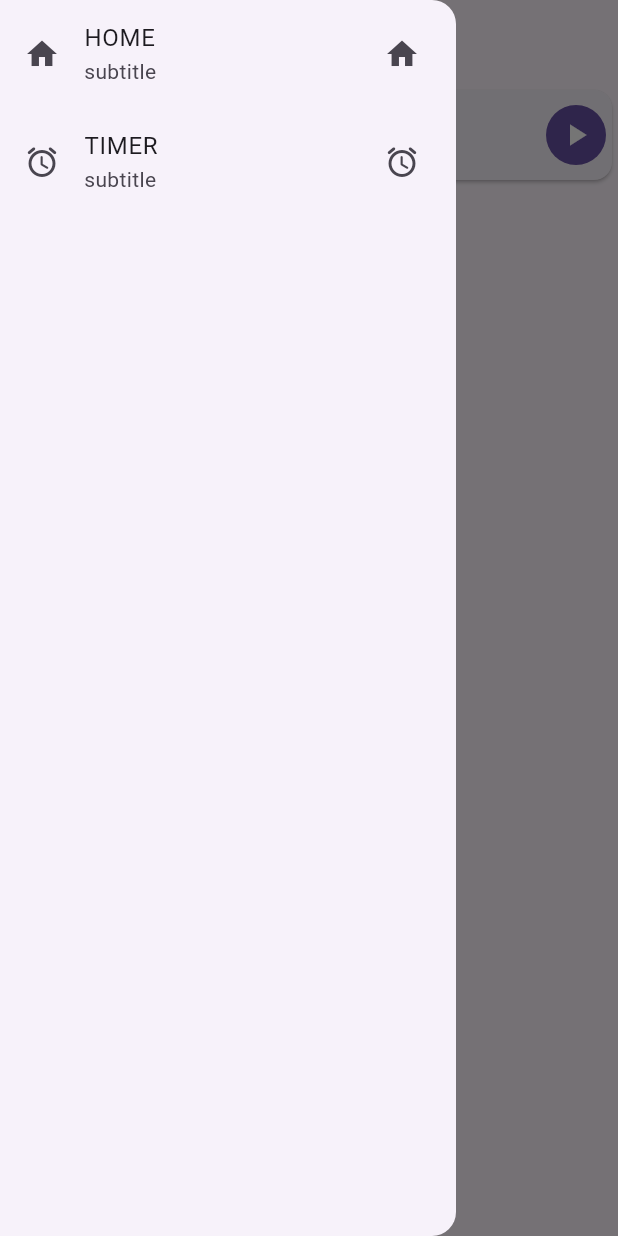
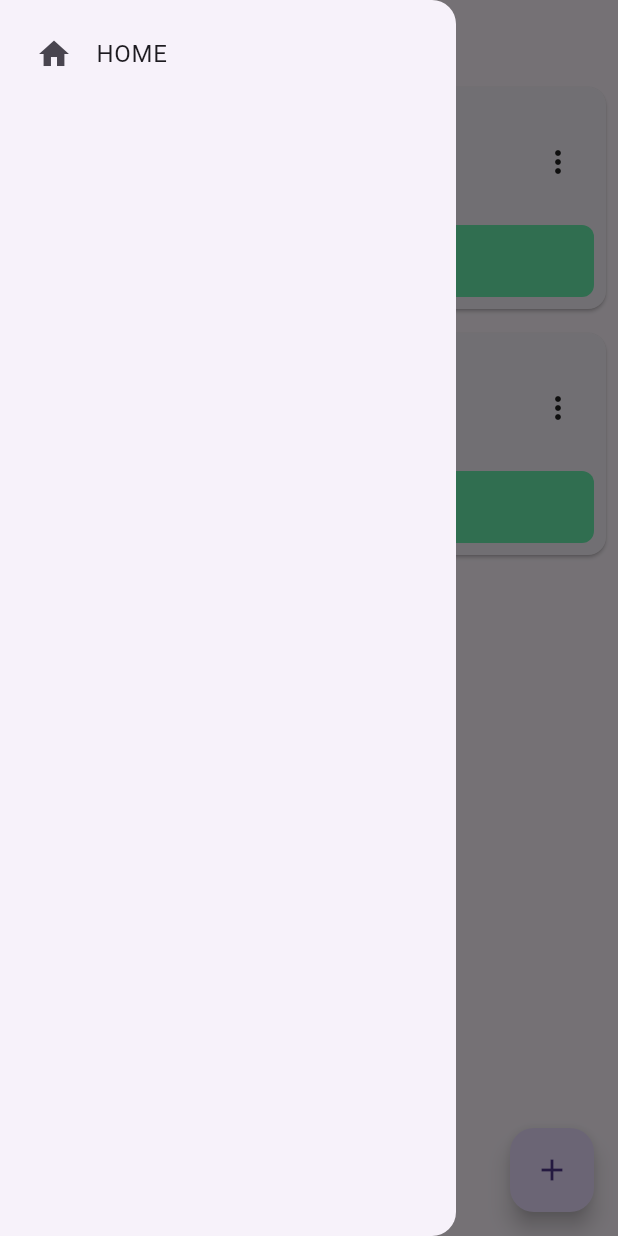
Before and after one commit to emilyhodev/my_daily_exercise, a Flutter app: the screen it shows after launch, with the side drawer open, on a phone screen of 412 x 824 dp. Run offline on Flutter 3.47's test engine with Material 3 defaults, Android fonts, the light colour scheme and no system bars; our stand-ins replace go_router, image_picker.

Commit message:
Draft UI Design

```diff
--- /dev/null
+++ b/lib/components/card_widget.dart
@@ -0,0 +1,82 @@
+import 'package:flutter/material.dart';
+import 'package:go_router/go_router.dart';
+import 'package:my_daily_exercise/components/card_menu.dart';
+
+class CardWidget extends StatelessWidget {
+  @override
+  Widget build(BuildContext context) {
+    final textTheme = Theme.of(context).textTheme;
+    return Card(
+      child: Padding(
+        padding: EdgeInsets.symmetric(vertical: 8.0, horizontal: 8.0),
+        child: Column(
+          children: [
+            Row(
+              mainAxisAlignment: MainAxisAlignment.spaceBetween,
+              children: [
+                Padding(
+                  padding: const EdgeInsets.all(8.0),
+                  child: Icon(
+                    Icons.image,
+                    size: 40,
+                  ),
+                ),
+
+                Column(
+                  children: [
+                    Padding(
+                      padding: const EdgeInsets.all(8.0),
+                      child: Text("Leg Bridge Exercise"),
+                    ),
+                    Text(
+                      "Total: 10:00",
+                      style: textTheme.bodySmall,
+                    ),
+                    Padding(
+                      padding: const EdgeInsets.all(8.0),
+                      child: Row(
+                        children: [
+                          Text("Progress ", style: textTheme.labelSmall,),
+                          Icon(Icons.square_rounded,
+                              color: Colors.greenAccent, size: 10),
+                          Icon(Icons.square_rounded,
+                              color: Colors.greenAccent, size: 10),
+                          Icon(Icons.square_rounded,
+                              color: Colors.greenAccent, size: 10),
+                          Icon(Icons.square_rounded,
+                              color: Colors.greenAccent, size: 10),
+                          Icon(Icons.square_rounded,
+                              color: Colors.greenAccent, size: 10),
+                          Icon(Icons.square_rounded,
+                              color: Colors.greenAccent, size: 10),
+                          Icon(Icons.square_rounded,
+                              color: Colors.redAccent, size: 10),
+                        ],
+                      ),
+                    )
+                  ],
+                ),
+                Align(alignment: Alignment.topRight, child: CardMenu()),
+                          // PLAY BUTTON
+
+              ],
+            ),
+          Container(
+            width: double.infinity,
+            decoration: BoxDecoration(
+    color: Colors.greenAccent, // Set your desired background color here
+    borderRadius: BorderRadius.circular(8.0), // Optional: Set border radius for rounded corners
+            ),
+            child: TextButton(child: Text("Start Now") ,
+            onPressed: () {
+              context.push('/fullscreentimer');
+            },
+            ),
+          ),
+          ],
+        ),
+
+      ),
+    );
+  }
+}
--- a/lib/screens/base_screen.dart
+++ b/lib/screens/base_screen.dart
@@ -14,36 +14,53 @@ class BaseScreen extends StatelessWidget {
     return Scaffold(
       appBar: AppBar(
         title: Text('My Daily Exercise'),
+        toolbarHeight: 50,
       ),
+      // bottomNavigationBar: BottomNavigationBar(
+      //   items: [
+      //     BottomNavigationBarItem(icon: Icon(Icons.home), label: 'Home'),
+      //     BottomNavigationBarItem(icon: Icon(Icons.timer), label: 'Timer'),
+      //   ],
+      //   currentIndex: 0,
+      // ),
       drawer: Drawer(
         child: ListView(
           children: [
             Builder(builder: (context) {
-              return ListTile(
+              return Padding(
+                padding: const EdgeInsets.all(8.0),
+                child: ListTile(
+
                   leading: Icon(Icons.home),
                   title: Text('HOME'),
-                subtitle: Text('subtitle'),
-                trailing: Icon(Icons.home),
+                  // subtitle: Text('subtitle'),
+                  // trailing: Icon(Icons.home),
                   onTap: () {
                     context.go('/');
                     Scaffold.of(context).closeDrawer();
                   },
+                ),
               );
             }),
-            Builder(
-              builder: (context) => ListTile(
-                leading: Icon(Icons.access_alarm_rounded),
-                title: Text('TIMER'),
-                subtitle: Text('subtitle'),
-                trailing: Icon(Icons.access_alarm_rounded),
-                onTap: () {
-                  context.go('/timer');
-                  Scaffold.of(context).closeDrawer();
-                },
-              ),
-            ),
+            // Timer Drawer item
+            // Builder(
+            //   builder: (context) => Padding(
+            //     padding: const EdgeInsets.all(8.0),
+            //     child: ListTile(
+            //       leading: Icon(Icons.access_alarm_rounded),
+            //       title: Text('TIMER'),
+            //       // subtitle: Text('subtitle'),
+            //       // trailing: Icon(Icons.access_alarm_rounded),
+            //       onTap: () {
+            //         context.go('/timer');
+            //         Scaffold.of(context).closeDrawer();
+            //       },
+            //     ),
+            //   ),
+            // ),
           ],
         ),
+
       ),
       body: child,
     );
--- a/lib/screens/home_screen.dart
+++ b/lib/screens/home_screen.dart
@@ -1,30 +1,48 @@
+import 'package:flutter/material.dart';
+import 'package:go_router/go_router.dart';
+import 'package:my_daily_exercise/components/card_widget.dart';
+import 'package:my_daily_exercise/components/image_picker.dart';
+import 'package:my_daily_exercise/components/timer_settings_dialog.dart';
+import 'dart:io';
 import 'package:flutter/material.dart';
 
 class HomeScreen extends StatelessWidget {
   const HomeScreen({super.key});
+  void _handleImageSelected(File? image) {
+    // Handle the selected image here
+    // Do something with the selected image file
+    if (image != null) {
+      // Process the selected image
+      // e.g., upload to server, save locally, etc.
+    }
+  }
 
   @override
   Widget build(BuildContext context) {
+    final textTheme = Theme.of(context).textTheme;
     return Scaffold(
       body: ListView(
         children: [
-          Card(
-            child: Row(
-              mainAxisAlignment: MainAxisAlignment.spaceBetween,
-              children: [
-                Column(
-                  children: [
-                    Text("TITLE", style: TextStyle(color: Colors.amber[900])),
-                    Text("Leg Bridge Exercise"),
-                    Text("Interval : 10s work, 10s rest"),
-                  ],
-                ),
-                IconButton.filled(
-                    onPressed: () {}, icon: Icon(Icons.play_arrow))
-              ],
-            ),
-          )
+          Padding(
+            padding: const EdgeInsets.all(4.0),
+            child: CardWidget(),
+          ),
+          Padding(
+            padding: const EdgeInsets.all(4.0),
+            child: CardWidget(),
+          ),
         ],
+      ),
+      floatingActionButton: FloatingActionButton(
+        onPressed: () {
+          showDialog(
+            context: context,
+            builder: (BuildContext context) {
+              return TimerSettingsDialog();
+            },
+          );
+        },
+        child: const Icon(Icons.add),
       ),
     );
   }
--- a/lib/utils/app_router.dart
+++ b/lib/utils/app_router.dart
@@ -22,5 +22,9 @@ final appRouter = GoRouter(
         ),
       ],
     ),
+    GoRoute(
+          path: '/fullscreentimer',
+          builder: (context, state) => TimerScreen(),
+        ),
   ],
 );
--- a/pubspec.yaml
+++ b/pubspec.yaml
@@ -10,6 +10,8 @@ dependencies:
   flutter:
     sdk: flutter
   go_router: ^14.1.4
+  image_picker: ^0.8.4+4
+
 
 dev_dependencies:
   flutter_test:
```
Also changed, not shown: lib/components/card_menu.dart (added, +45 -0 lines), lib/components/image_picker.dart (added, +52 -0 lines), lib/components/timer_settings_dialog.dart (added, +129 -0 lines), lib/screens/timer_screen.dart (+19 -2 lines), pubspec.lock, 5 other files. Lines whose indentation alone changed are shown as unchanged.
